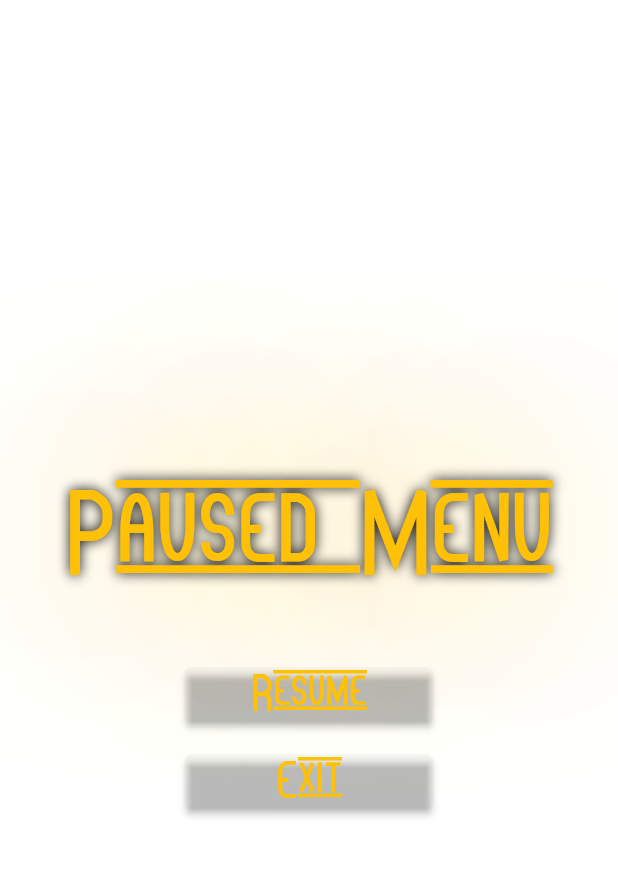
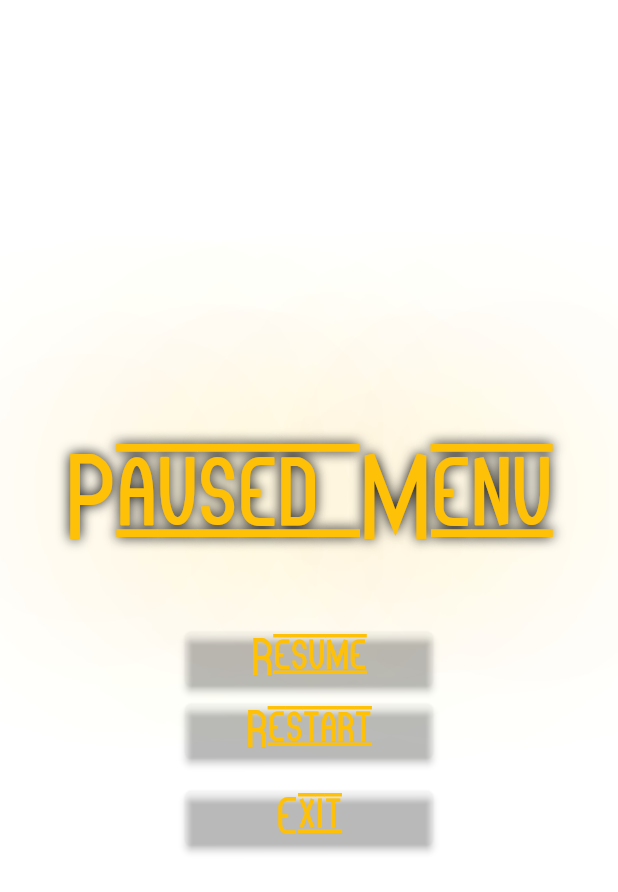
Before and after one commit to Hami0095/FLUTTERUN, a Flutter app: the PauseMenu screen opened by its route, on a phone screen of 412 x 824 dp. Shown: the top 892 px of the screen. Run offline on Flutter 3.47's test engine with Material 2 defaults, Android fonts, the phone set to English and light mode, and no system bars; our stand-ins replace hive, rive; missing offline and left inert: flame, flame_audio, flame_rive; accounts and stored records are empty.

Commit message:
pause menu done + music files added + ABOUT US add

```diff
--- a/lib/game.dart
+++ b/lib/game.dart
@@ -5,6 +5,7 @@ import 'package:flame/collisions.dart';
 import 'package:flame/components.dart';
 import 'package:flame/events.dart';
 import 'package:flame/game.dart';
+import 'package:flame_audio/flame_audio.dart';
 import 'package:flutter/material.dart';
 import 'package:run/managers/enemy_manager.dart';
 import 'package:run/resources/background.dart';
@@ -15,14 +16,10 @@ import './resources/game_world.dart';
 
 class MyGame extends FlameGame
     with TapDetector, DoubleTapDetector, HorizontalDragDetector {
-  final GameWorld _world = world;
-  late final EnemyComponent _enemy;
-  late final EnemyComponent _enemy2;
-  late final EnemyComponent _enemy3;
   late final CharacterComponent _character;
-  late final CharacterComponent _character2;
+
   late final Background _background;
-  GameWorld _gameWorld = world;
+
   bool pressed = false;
   String direction = 'upward';
   double pos = 65;
@@ -31,14 +28,13 @@ class MyGame extends FlameGame
   double enemyPositionChecker = 0;
   late double movePos;
   bool gameOverFlag = false;
-  @override
-  Color backgroundColor() => const Color(0xff171717);
 
   int score = 1;
 
   TextComponent _playerScore = TextComponent();
   TextComponent gameOverText = TextComponent();
   TextComponent healthText = TextComponent();
+  late EnemyManager enemyManager;
   @override
   Future<void>? onLoad() async {
     debugPrint('loading Assets');
@@ -65,21 +61,24 @@ class MyGame extends FlameGame
     final enemyPosy = -size.y - 10;
     double speed = Random().nextDouble() * 30;
     movePos = size.x / 2.6;
+
     _character = CharacterComponent.withSingleSprite(
         movePos, pSprite1, psize, playerPos);
-    EnemyManager enemyManager =
-        EnemyManager(movePos, enemyPosy, eSprite, _character);
+
+    enemyManager = EnemyManager(movePos, enemyPosy, eSprite, _character);
 
     _background = Background(
       bckgSprite,
       Vector2(size.x * 1.6, size.y * 2.5),
       Vector2(-150, -size.y),
     );
+
     final srak = Background(
       roadSprite,
       Vector2(size.x * 0.75, size.y * 2),
       Vector2(size.x / 9, -100),
     );
+
     final renderer = TextPaint(
       style: const TextStyle(
         color: Colors.white,
@@ -135,10 +134,16 @@ class MyGame extends FlameGame
     healthText.text = 'Health = ${_character.health}';
   }
 
+  void reset() {
+    _character.reset();
+    score = 0;
+    gameOverFlag = false;
+    enemyManager.reset();
+  }
+
   @override
   void onTap() {
     _character.changePos();
-
     super.onTap();
   }
 
--- a/lib/main.dart
+++ b/lib/main.dart
@@ -1,8 +1,10 @@
 // ignore_for_file: depend_on_referenced_packages
+import 'package:flame_audio/flame_audio.dart';
 import 'package:flutter/gestures.dart';
 import 'package:flutter/services.dart';
 import 'package:flutter/material.dart';
 import 'package:flame/game.dart';
+import 'package:run/screens/about_us.dart';
 import 'package:run/screens/game_play.dart';
 import 'package:run/screens/main_menu.dart';
 import 'package:run/themes/my_themes.dart';
@@ -16,7 +18,7 @@ void main() {
     DeviceOrientation.portraitUp,
     DeviceOrientation.portraitDown,
   ]);
-
+  FlameAudio.loop("background.mp3");
   MyGame game = MyGame();
 
   runApp(
@@ -27,6 +29,7 @@ void main() {
         PauseMenu.routeName: (ctx) => PauseMenu(
               gameRef: game,
             ),
+        AboutUs.routeName: (ctx) => const AboutUs(),
       },
       home: const MainMenu(),
       theme: MyThemes.darkTheme,
--- a/lib/resources/character_component.dart
+++ b/lib/resources/character_component.dart
@@ -60,6 +60,10 @@ class CharacterComponent extends SpriteComponent with HasGameRef {
     super.update(dt);
   }
 
+  void reset() {
+    health = 5;
+  }
+
   void changeSprite() {
     if (_currentSpriteIndex < spritesList.length) {
       sprite = spritesList[++_currentSpriteIndex];
--- a/lib/resources/enemy_component.dart
+++ b/lib/resources/enemy_component.dart
@@ -40,6 +40,10 @@ class EnemyComponent extends SpriteComponent {
     return false;
   }
 
+  void reset() {
+    debugPrint('removed after ReSet');
+  }
+
   @override
   void update(double dt) {
     if (speed < 1) {
--- a/lib/screens/main_menu.dart
+++ b/lib/screens/main_menu.dart
@@ -1,6 +1,7 @@
 import 'package:flame_rive/flame_rive.dart';
 import 'package:flutter/material.dart';
 import 'package:rive/rive.dart';
+import 'package:run/screens/about_us.dart';
 import 'package:run/screens/game_play.dart';
 
 class MainMenu extends StatelessWidget {
@@ -74,14 +75,14 @@ class MainMenu extends StatelessWidget {
                     width: MediaQuery.of(context).size.width * 0.4,
                     child: ElevatedButton(
                       onPressed: () {
-                        //TODO Navigating to Options page
+                        Navigator.of(context).pushNamed(AboutUs.routeName);
                       },
                       style: ButtonStyle(
                         backgroundColor:
                             MaterialStateProperty.all(Colors.transparent),
                       ),
                       child: Text(
-                        'Options',
+                        'About Us',
                         style: TextStyle(
                           fontFamily: 'OtraMasStf',
                           fontSize: 30,
--- a/lib/widgets/overlays/pause_menu.dart
+++ b/lib/widgets/overlays/pause_menu.dart
@@ -67,6 +67,32 @@ class PauseMenu extends StatelessWidget {
               ),
             ),
           ),
+          SizedBox(
+            width: MediaQuery.of(context).size.width * 0.4,
+            child: ElevatedButton(
+              onPressed: () {
+                Navigator.of(context).pushReplacementNamed(GamePlay.routeName);
+              },
+              style: ButtonStyle(
+                backgroundColor: MaterialStateProperty.all(Colors.transparent),
+              ),
+              child: Text(
+                'Restart',
+                style: TextStyle(
+                  fontFamily: 'OtraMasStf',
+                  fontSize: 30,
+                  foreground: Paint()..color = Colors.amber,
+                ).copyWith(
+                  shadows: [
+                    const Shadow(
+                      blurRadius: 120.0,
+                      color: Colors.transparent,
+                    )
+                  ],
+                ),
+              ),
+            ),
+          ),
           const SizedBox(
             height: 10,
           ),
```
Also changed, not shown: lib/managers/enemy_manager.dart (+6 -1 lines), lib/screens/about_us.dart (added, +49 -0 lines), 1 other file.
